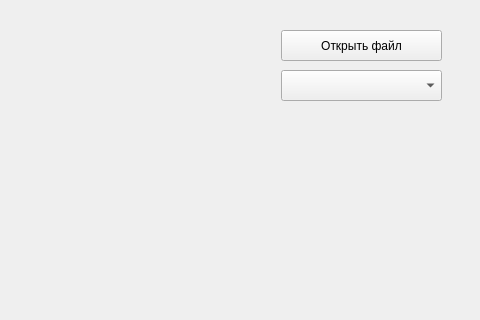
Old version of the form report_prog.ui in the repository Gleb1ONE/AutoclaveReport; both pictures show x 319 to 799 and y 0 to 320 of the 799 by 592 pixel window.
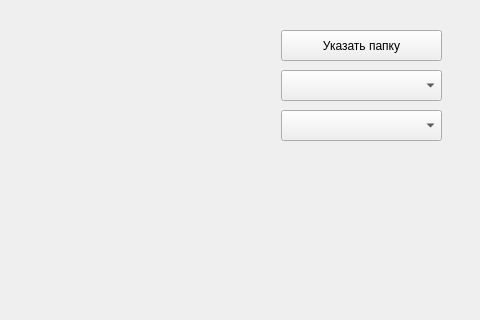
New version of the form.

```diff
--- a/report_prog.ui
+++ b/report_prog.ui
@@ -34,7 +34,7 @@
      </rect>
     </property>
     <property name="text">
-     <string>Открыть файл</string>
+     <string>Указать папку</string>
     </property>
    </widget>
    <widget class="QPushButton" name="pushButton_2">
@@ -83,6 +83,16 @@
      </rect>
     </property>
    </widget>
+   <widget class="QComboBox" name="comboBox_2">
+    <property name="geometry">
+     <rect>
+      <x>600</x>
+      <y>110</y>
+      <width>161</width>
+      <height>31</height>
+     </rect>
+    </property>
+   </widget>
   </widget>
   <widget class="QMenuBar" name="menubar">
    <property name="geometry">
```
